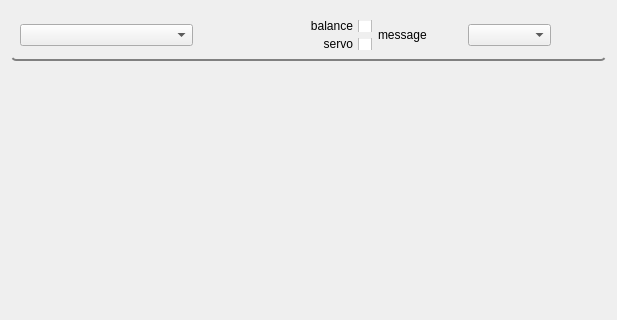
GroupOfRobots/MiniRysRQT, file joystick/resource/joystick.ui: the form before one commit; both pictures show x 0 to 617 and y 0 to 320 of the 617 by 620 pixel window.
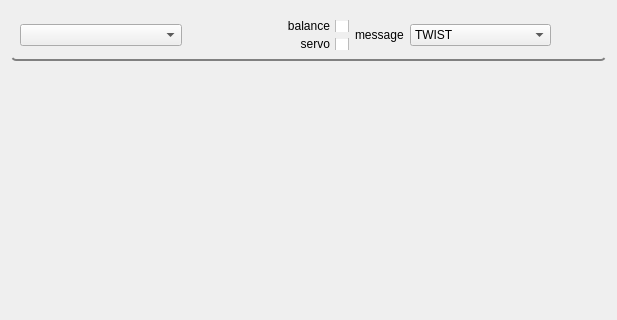
The form after the commit. Icons and pictures are not drawn.

Commit message: joystick twist and motor command messages

Patch:
```diff
--- a/joystick/resource/joystick.ui
+++ b/joystick/resource/joystick.ui
@@ -89,7 +89,18 @@
          </widget>
         </item>
         <item>
-         <widget class="QComboBox" name="comboBox_2"/>
+         <widget class="QComboBox" name="messageTypeComboBoxUI">
+          <item>
+           <property name="text">
+            <string>TWIST</string>
+           </property>
+          </item>
+          <item>
+           <property name="text">
+            <string>MOTOR COMMAND</string>
+           </property>
+          </item>
+         </widget>
         </item>
        </layout>
       </item>
```
Left out of the diff: 12 changed lines with no effect on the pictures. The commit also changes 2 other files.
